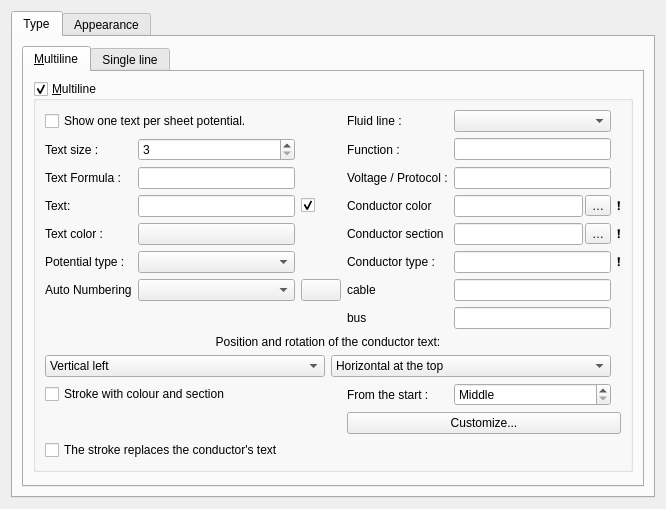
Birger90/qelectrotech-eplan, file sources/ui/conductorpropertieswidget.ui: the form before one commit.
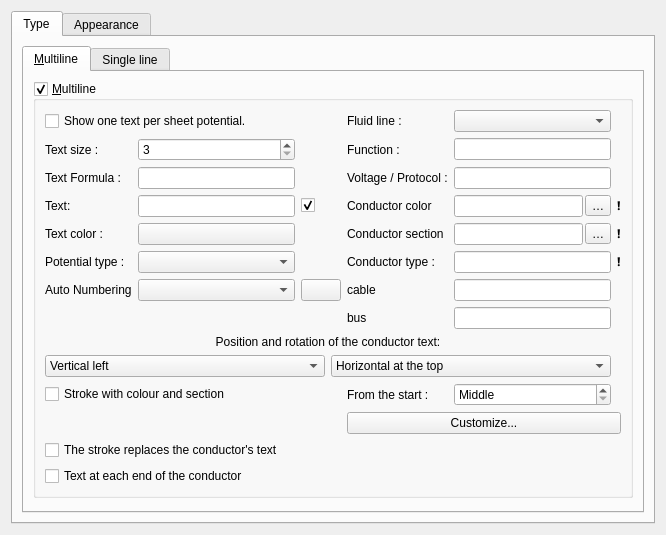
The form after the commit. Icons and pictures are not drawn. Custom widgets are drawn as their Qt base class.

Commit message:
Add optional text at each end of a conductor
A conductor can show its text at both ends, along the wire and never
upside down; per conductor, off by default (end_labels="1").

Herkunft: github.com/AJOL42300/qelectrotech-source-mirror, Branch
ajol42300-conductor-wire-color-section, Commit 7cee56a. Lizenz:
GPL-2.0-or-later. Übernommen ohne die Leiterprofile (wire profiles), die
der Fork nicht hat.

The edit to the form file:
```diff
--- a/sources/ui/conductorpropertieswidget.ui
+++ b/sources/ui/conductorpropertieswidget.ui
@@ -226,6 +226,16 @@
                 </property>
                </widget>
               </item>
+              <item row="12" column="0" colspan="5">
+               <widget class="QCheckBox" name="m_end_labels_cb">
+                <property name="toolTip">
+                 <string>The conductor's text is also written at each end of the conductor, along its direction.</string>
+                </property>
+                <property name="text">
+                 <string>Text at each end of the conductor</string>
+                </property>
+               </widget>
+              </item>
               <item row="9" column="0" colspan="3">
                <widget class="QCheckBox" name="m_definition_mark_cb">
                 <property name="toolTip">
```
The commit also changes 10 other files.
